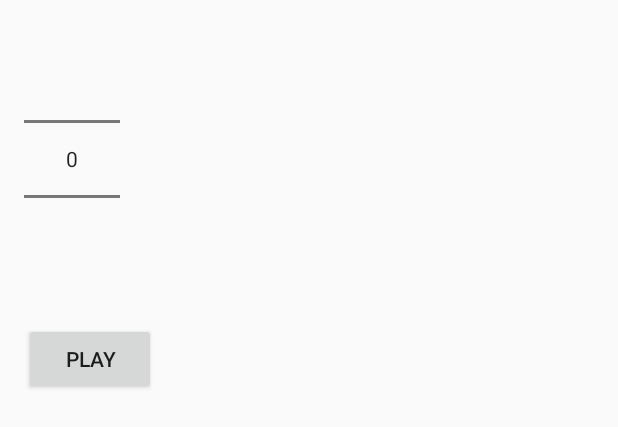
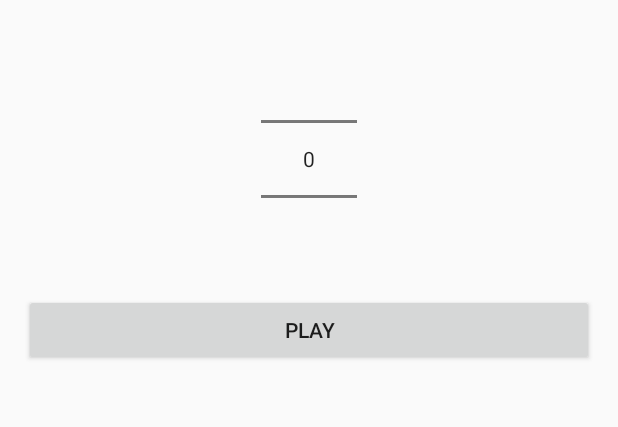
Before and after one commit to zepumph/AudioPlayground, an Android app: the layout activity_main.xml on its own in the app's theme, with its tools: preview values and no code run, on a phone screen of 412 x 824 dp. Shown: the top 427 px of the screen. Run offline under Robolectric (Android 15) with nearby library versions, the phone set to English and light mode, and no system bars.

Commit message:
Audio Files loop and minor layout changes

```diff
--- a/app/src/main/res/layout/activity_main.xml
+++ b/app/src/main/res/layout/activity_main.xml
@@ -14,16 +14,12 @@
         android:id="@+id/note_picker"
         android:layout_width="wrap_content"
         android:layout_height="wrap_content"
-         />
+        android:layout_gravity="center_horizontal"/>
 
-    <TextView
-        android:id="@+id/txt_output"
-        android:layout_width="wrap_content"
-        android:layout_height="wrap_content"/>
     <Button
         android:id="@+id/btn_play"
         android:text = "@string/play"
-        android:layout_width="wrap_content"
+        android:layout_width="match_parent"
         android:layout_height="wrap_content"
         android:onClick="playStop"/>
 
```
Also changed, not shown: app/src/main/java/mobilecomputing/com/audioplayground/MainActivity.java (+6 -13 lines).
